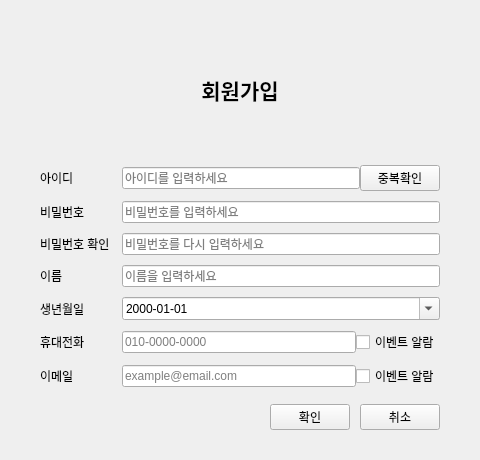
This is CustomerManagementSystem/signupwidget.ui in namgilwoo999/2026-VEDA-Team4 as Qt 5 draws it before an edit. The edited form follows.
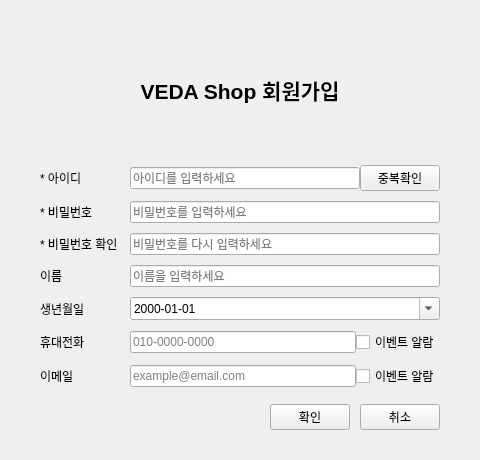
This is the edited form.

```diff
--- a/CustomerManagementSystem/signupwidget.ui
+++ b/CustomerManagementSystem/signupwidget.ui
@@ -31,18 +31,18 @@
    </property>
    <item>
     <widget class="QLabel" name="titleLabel">
-     <property name="text">
-      <string>회원가입</string>
-     </property>
-     <property name="alignment">
-      <set>Qt::AlignmentFlag::AlignCenter</set>
-     </property>
      <property name="font">
       <font>
        <pointsize>16</pointsize>
        <bold>true</bold>
       </font>
      </property>
+     <property name="text">
+      <string>VEDA Shop 회원가입</string>
+     </property>
+     <property name="alignment">
+      <set>Qt::AlignmentFlag::AlignCenter</set>
+     </property>
     </widget>
    </item>
    <item>
@@ -56,7 +56,7 @@
      <item row="0" column="0">
       <widget class="QLabel" name="idLabel">
        <property name="text">
-        <string>아이디</string>
+        <string>* 아이디</string>
        </property>
       </widget>
      </item>
@@ -81,7 +81,7 @@
      <item row="1" column="0">
       <widget class="QLabel" name="passwordLabel">
        <property name="text">
-        <string>비밀번호</string>
+        <string>* 비밀번호</string>
        </property>
       </widget>
      </item>
@@ -98,7 +98,7 @@
      <item row="2" column="0">
       <widget class="QLabel" name="passwordConfirmLabel">
        <property name="text">
-        <string>비밀번호 확인</string>
+        <string>* 비밀번호 확인</string>
        </property>
       </widget>
      </item>
```
Left out of the diff: 2 changed lines with no effect on the pictures.
